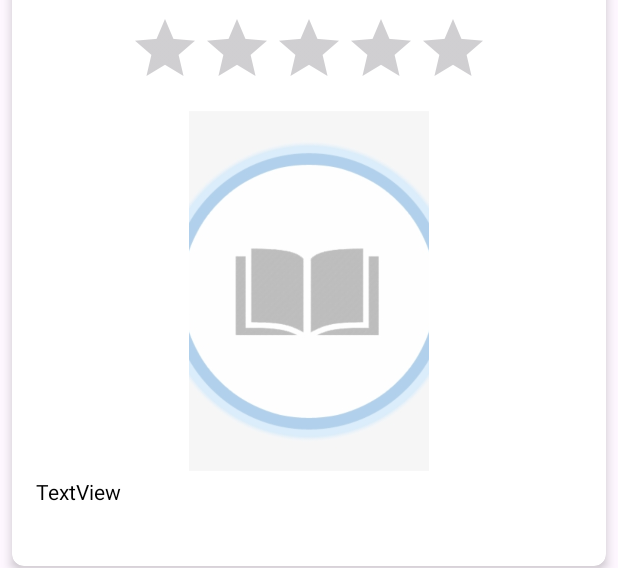
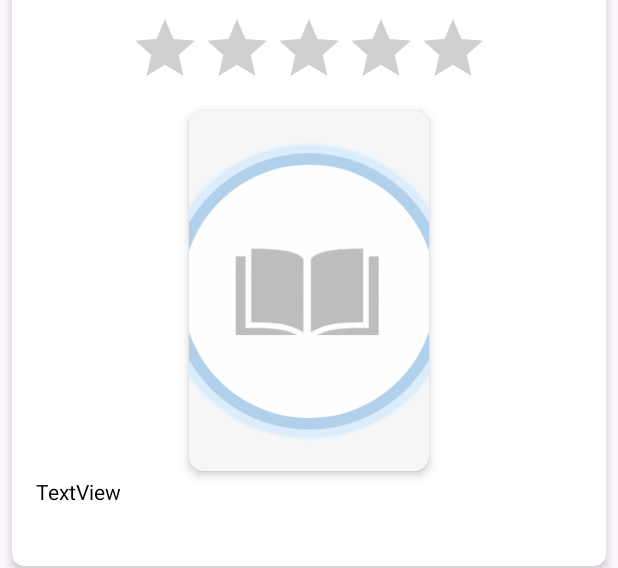
Before and after one commit to DolevNoa/Bookworm, an Android app: the layout fragment_book_post.xml on its own in the app's theme, with its tools: preview values and no code run, on a phone screen of 412 x 824 dp. Shown: the part 197-765 px from the top of the screen. Run offline under Robolectric (Android 15) with nearby library versions, the light colour scheme and no system bars.

Commit message:
Update ImageView in the fragment_book_post.xml to match the ImageView in fragment_add_book_recommendation

```diff
--- a/app/src/main/res/layout/fragment_book_post.xml
+++ b/app/src/main/res/layout/fragment_book_post.xml
@@ -72,23 +72,30 @@
                 android:scaleType="fitCenter"
                 android:stepSize="1.0" />
 
-            <ImageView
-                android:id="@+id/postImage"
+            <androidx.cardview.widget.CardView
                 android:layout_width="160dp"
                 android:layout_height="240dp"
-                android:layout_gravity="center"
-                android:clickable="true"
-                android:contentDescription="@string/book_image_content_desc"
-                android:scaleType="centerCrop"
-                android:src="@drawable/placeholder_book_image"
                 app:cardCornerRadius="10dp"
-                android:layout_marginBottom="4dp"
-                app:cardElevation="4dp" />
+                android:layout_gravity="center_horizontal"
+                app:cardElevation="4dp">
+
+                <ImageView
+                    android:id="@+id/postImage"
+                    android:layout_width="match_parent"
+                    android:layout_height="match_parent"
+                    android:layout_gravity="center"
+                    android:clickable="true"
+                    android:contentDescription="@string/book_image_content_desc"
+                    android:scaleType="centerCrop"
+                    android:src="@drawable/placeholder_book_image" />
+
+            </androidx.cardview.widget.CardView>
 
             <TextView
                 android:id="@+id/postCreatedDate"
                 android:layout_width="match_parent"
                 android:layout_height="wrap_content"
+                android:layout_marginTop="4dp"
                 android:text="TextView"
                 android:textColor="@color/black"
                 android:layout_marginBottom="12dp"/>
```
